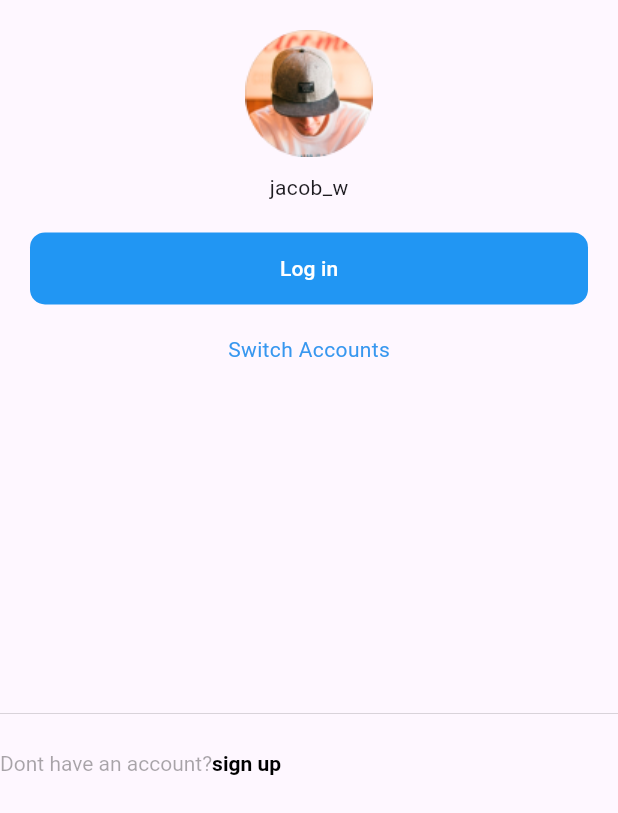
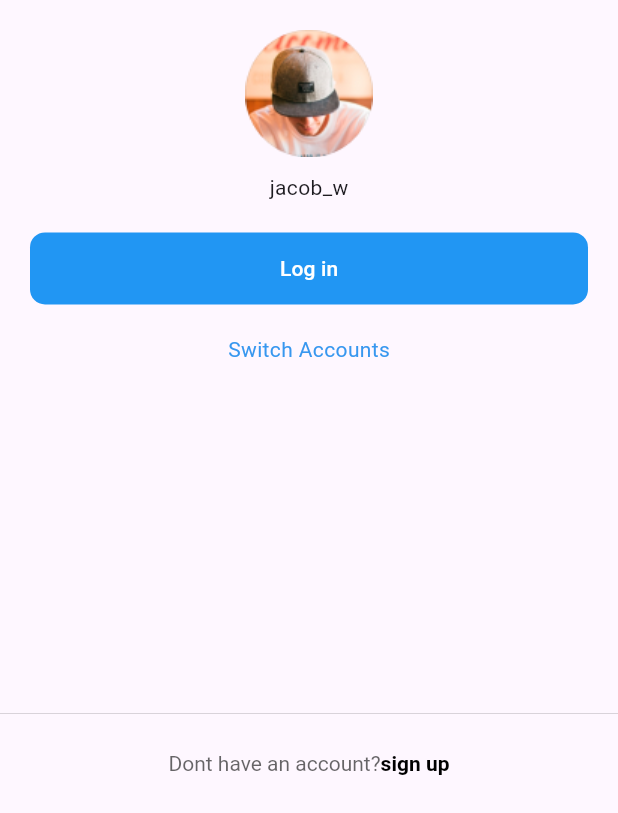
Before and after one commit to Poornima2610/insta_full_clone, a Flutter app: the screen it shows after launch, on a phone screen of 412 x 824 dp, the part 423-1236 px from its top. Run offline on Flutter 3.47's test engine with Material 3 defaults, Android fonts, the phone set to English and light mode, and no system bars.

Commit message:
bottom_bar

```diff
--- a/lib/view/select_account_screen/select_account_screen.dart
+++ b/lib/view/select_account_screen/select_account_screen.dart
@@ -49,12 +49,13 @@ class SelectAccountScreen extends StatelessWidget {
             border: Border(top: BorderSide(width: 0.1)),
           ),
           child: RichText(
+             textAlign: TextAlign.center,
               text: TextSpan(
 
                   text: "Dont have an account?",
                   style: TextStyle(
 
-                      color: ColorConstants.primaryblack.withOpacity(.4)),
+                      color: ColorConstants.primaryblack.withOpacity(.7)),
                   children: [
                 TextSpan(
                     text: "sign up",
```
